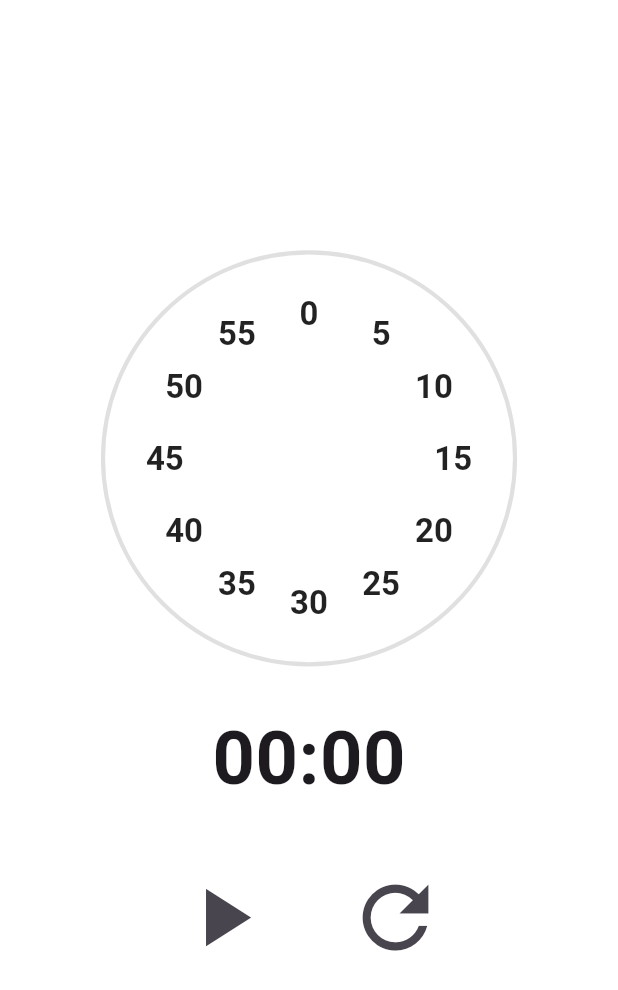
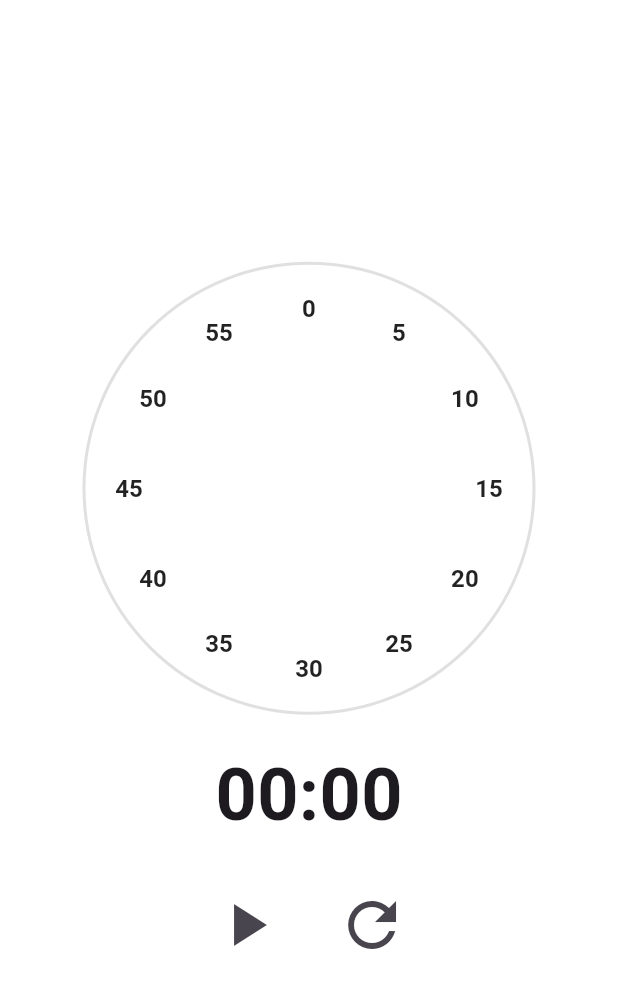
Before and after one commit to HennyBicks01/Timer, a Flutter app: the screen it shows after launch, on a phone screen of 412 x 824 dp. Shown: the top 990 px of the screen. Run offline on Flutter 3.47's test engine with Material 3 defaults, Android fonts, the phone set to English and light mode, and no system bars.

Commit message:
fixed view scaling on pip

```diff
--- a/timer_pip/lib/ui/timer/timer_view.dart
+++ b/timer_pip/lib/ui/timer/timer_view.dart
@@ -39,14 +39,13 @@ class _TimerViewState extends State<TimerView> with WidgetsBindingObserver {
         child: ListenableBuilder(
           listenable: _viewModel,
           builder: (context, _) {
-            final scale = _viewModel.isInPiPMode ? 0.8 : 1.0;
-
+            if (_viewModel.isInPiPMode) {
               return AspectRatio(
                 aspectRatio: 3/4,
                 child: Container(
-                constraints: BoxConstraints(
-                  maxWidth: 300 * scale,
-                  maxHeight: 400 * scale,
+                  constraints: const BoxConstraints(
+                    maxWidth: 300 * 0.8,
+                    maxHeight: 400 * 0.8,
                   ),
                   child: FittedBox(
                     fit: BoxFit.contain,
@@ -68,15 +67,33 @@ class _TimerViewState extends State<TimerView> with WidgetsBindingObserver {
                               fontWeight: FontWeight.bold,
                             ),
                           ),
-                        if (!_viewModel.isInPiPMode) ...[
-                          const SizedBox(height: 20),
-                          TimerControls(viewModel: _viewModel),
-                        ],
                         ],
                       ),
                     ),
                   ),
                 ),
+              );
+            }
+
+            // Normal mode layout
+            return Column(
+              mainAxisAlignment: MainAxisAlignment.center,
+              children: [
+                CircularTimerPicker(
+                  viewModel: _viewModel,
+                  size: 300,
+                ),
+                const SizedBox(height: 20),
+                Text(
+                  '${_viewModel.remainingTime.inMinutes.toString().padLeft(2, '0')}:${(_viewModel.remainingTime.inSeconds % 60).toString().padLeft(2, '0')}',
+                  style: const TextStyle(
+                    fontSize: 48,
+                    fontWeight: FontWeight.bold,
+                  ),
+                ),
+                const SizedBox(height: 20),
+                TimerControls(viewModel: _viewModel),
+              ],
             );
           },
         ),
```
Lines whose indentation alone changed are shown as unchanged.
